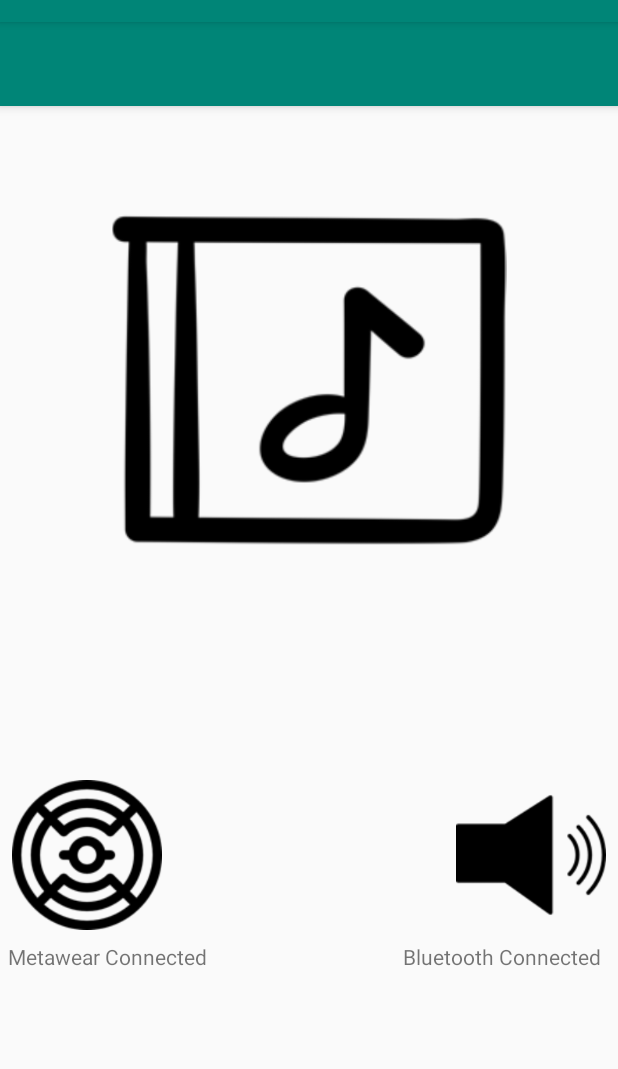
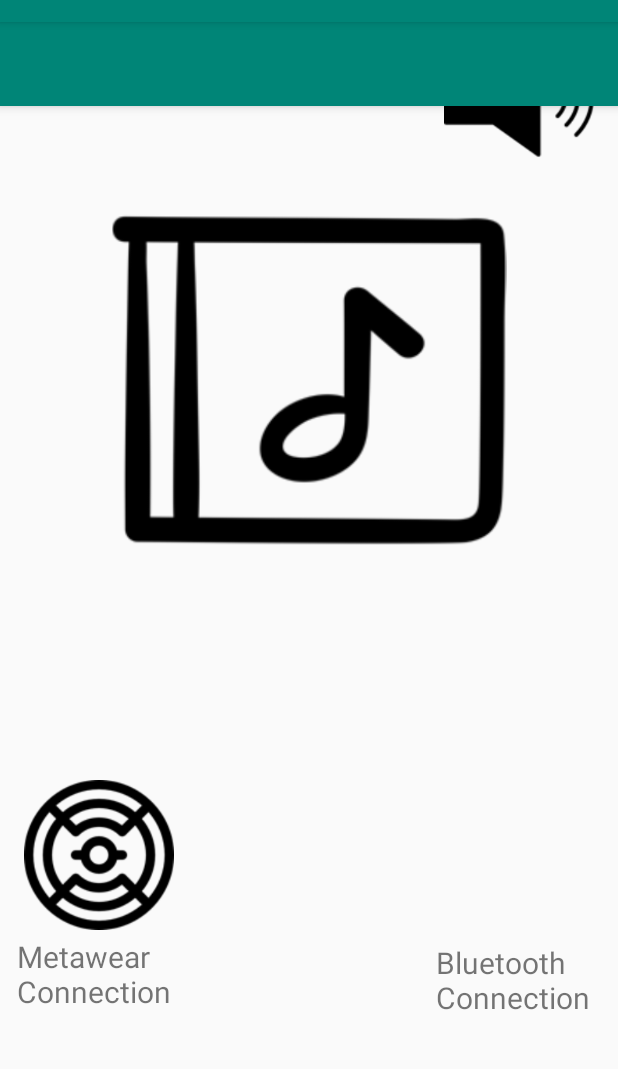
Before and after one commit to skyemakable/ShowerTunes, an Android app: the screen it shows after launch (MainActivity), on a phone screen of 412 x 824 dp, the part 62-1131 px from its top. Run offline under Robolectric (Android 15) with nearby library versions, the phone set to English and light mode, and no system bars; 3 statements that could not run were skipped.

Commit message:
Adjusted Connection Text (increased size of text)

```diff
--- a/app/src/main/res/layout/content_main.xml
+++ b/app/src/main/res/layout/content_main.xml
@@ -10,23 +10,22 @@
         android:id="@+id/BluetoothSpeaker"
         android:layout_width="100dp"
         android:layout_height="100dp"
-        android:layout_marginEnd="8dp"
-        android:layout_marginBottom="8dp"
+        android:layout_marginEnd="16dp"
         android:adjustViewBounds="true"
         android:contentDescription="@string/bluetooth"
         android:cropToPadding="true"
         android:scaleType="centerCrop"
         android:src="@drawable/multimedia"
         android:visibility="visible"
-        app:layout_constraintBottom_toTopOf="@+id/BluetoothSpeakerText"
-        app:layout_constraintEnd_toEndOf="parent" />
+        app:layout_constraintEnd_toEndOf="parent"
+        tools:layout_editor_absoluteY="509dp" />
 
     <ImageView
         android:id="@+id/Metawear"
         android:layout_width="100dp"
         android:layout_height="100dp"
-        android:layout_marginStart="8dp"
-        android:layout_marginBottom="8dp"
+        android:layout_marginStart="16dp"
+        android:layout_marginBottom="4dp"
         android:contentDescription="@string/metawear"
         android:src="@drawable/design"
         app:layout_constraintBottom_toTopOf="@+id/MetawearText"
@@ -46,26 +45,27 @@
 
     <TextView
         android:id="@+id/MetawearText"
-        android:layout_width="147dp"
-        android:layout_height="20dp"
-        android:layout_marginStart="5dp"
+        android:layout_width="168dp"
+        android:layout_height="64dp"
+        android:layout_marginStart="8dp"
         android:layout_marginEnd="8dp"
-        android:layout_marginBottom="2dp"
         android:ems="10"
         android:text="@string/connect"
+        android:textSize="20dp"
         app:layout_constraintBottom_toBottomOf="parent"
         app:layout_constraintEnd_toStartOf="@+id/BluetoothSpeakerText"
-        app:layout_constraintHorizontal_bias="0.0"
+        app:layout_constraintHorizontal_bias="0.029"
         app:layout_constraintStart_toStartOf="parent" />
 
     <TextView
         android:id="@+id/BluetoothSpeakerText"
-        android:layout_width="138dp"
-        android:layout_height="22dp"
+        android:layout_width="113dp"
+        android:layout_height="60dp"
         android:layout_marginTop="250dp"
-        android:layout_marginEnd="5dp"
+        android:layout_marginEnd="8dp"
         android:ems="10"
-        android:text="@string/bluetoothconnect"
+        android:text="@string/BluetoothConnect"
+        android:textSize="20dp"
         app:layout_constraintBottom_toBottomOf="parent"
         app:layout_constraintEnd_toEndOf="parent"
         app:layout_constraintTop_toBottomOf="@+id/imageView4" />
@@ -168,4 +168,6 @@
         app:layout_constraintGuide_begin="20dp" />
 
 
+
+
 </android.support.constraint.ConstraintLayout>
--- a/app/src/main/res/values/strings.xml
+++ b/app/src/main/res/values/strings.xml
@@ -5,7 +5,7 @@
     <string name="bluetooth">Icon for Bluetooth Speaker</string>
     <string name="metawear">Icon for Metawear Device</string>
     <string name="AlbumArt">Area for Album Art of Song Playing</string>
-    <string name="connect">Metawear Connected</string>
-    <string name="bluetoothconnect">Bluetooth Connected</string>
+    <string name="connect">Metawear Connection</string>
+    <string name="BluetoothConnect">Bluetooth Connection</string>
     <color name="blue">#5471D4</color>
 </resources>
```
